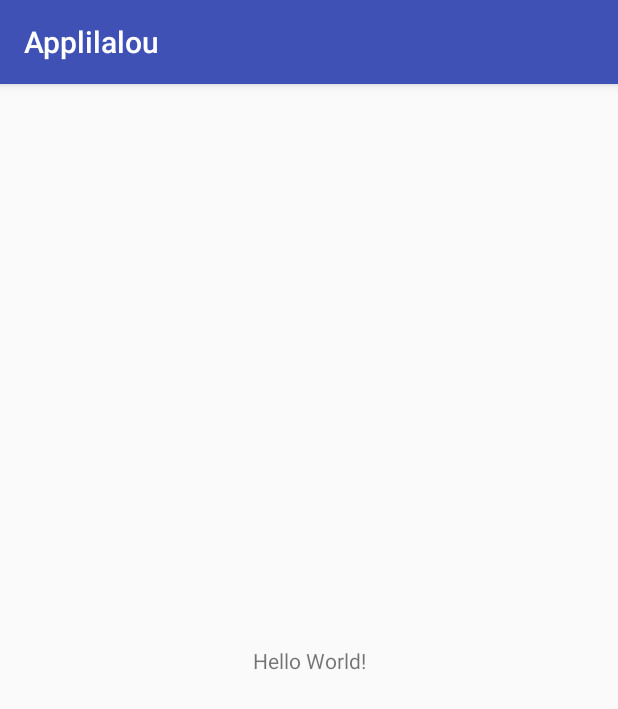
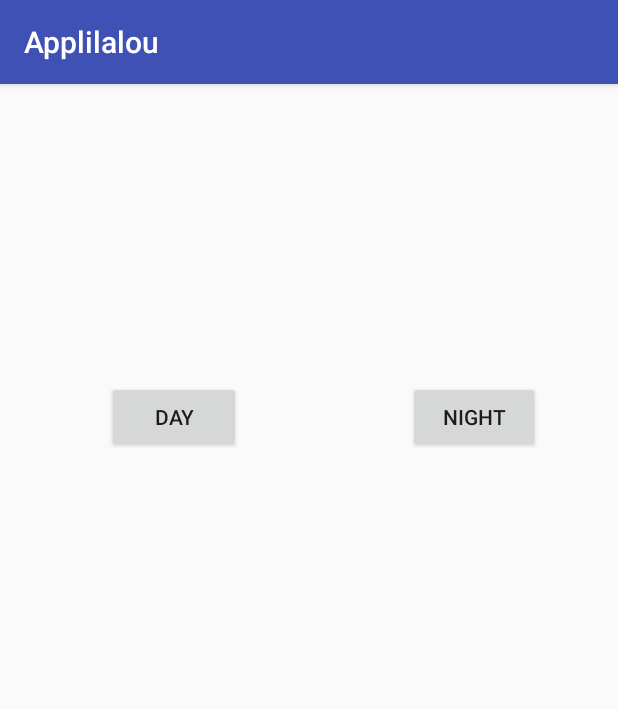
Before and after one commit to joeljpresent/Applilalou, an Android app: the screen it shows after launch (MainActivity), on a phone screen of 412 x 824 dp. Shown: the top 709 px of the screen. Run offline under Robolectric (Android 15) with nearby library versions, the phone set to English and light mode, and no system bars.

Commit message:
Add day and night

```diff
--- a/app/src/main/res/layout/activity_main.xml
+++ b/app/src/main/res/layout/activity_main.xml
@@ -4,15 +4,38 @@
     xmlns:tools="http://schemas.android.com/tools"
     android:layout_width="match_parent"
     android:layout_height="match_parent"
-    tools:context=".MainActivity">
+    tools:context=".MainActivity"
+    tools:layout_editor_absoluteY="81dp">
 
-    <TextView
+    <Button
+        android:id="@+id/btnDay"
+        android:layout_width="89dp"
+        android:layout_height="wrap_content"
+        android:layout_marginBottom="8dp"
+        android:layout_marginEnd="8dp"
+        android:layout_marginLeft="8dp"
+        android:layout_marginRight="8dp"
+        android:layout_marginStart="8dp"
+        android:layout_marginTop="8dp"
+        android:text="@string/day"
+        app:layout_constraintBottom_toBottomOf="parent"
+        app:layout_constraintEnd_toStartOf="@+id/button2"
+        app:layout_constraintHorizontal_bias="0.381"
+        app:layout_constraintStart_toStartOf="parent"
+        app:layout_constraintTop_toTopOf="parent"
+        app:layout_constraintVertical_bias="0.27" />
+
+    <Button
+        android:id="@+id/button2"
         android:layout_width="wrap_content"
         android:layout_height="wrap_content"
-        android:text="Hello World!"
+        android:layout_marginBottom="8dp"
+        android:layout_marginEnd="52dp"
+        android:layout_marginRight="52dp"
+        android:layout_marginTop="8dp"
+        android:text="@string/night"
         app:layout_constraintBottom_toBottomOf="parent"
-        app:layout_constraintLeft_toLeftOf="parent"
-        app:layout_constraintRight_toRightOf="parent"
-        app:layout_constraintTop_toTopOf="parent" />
-
+        app:layout_constraintEnd_toEndOf="parent"
+        app:layout_constraintTop_toTopOf="parent"
+        app:layout_constraintVertical_bias="0.27" />
 </android.support.constraint.ConstraintLayout>
--- a/app/src/main/res/values/strings.xml
+++ b/app/src/main/res/values/strings.xml
@@ -1,3 +1,8 @@
 <resources>
     <string name="app_name">Applilalou</string>
+    <string name="helloworld">Hello World</string>
+    <string name="souitche">switch</string>
+    <string name="windbreaking">prout</string>
+    <string name="day">Day</string>
+    <string name="night">Night</string>
 </resources>
```
Also changed, not shown: 1 other file.
